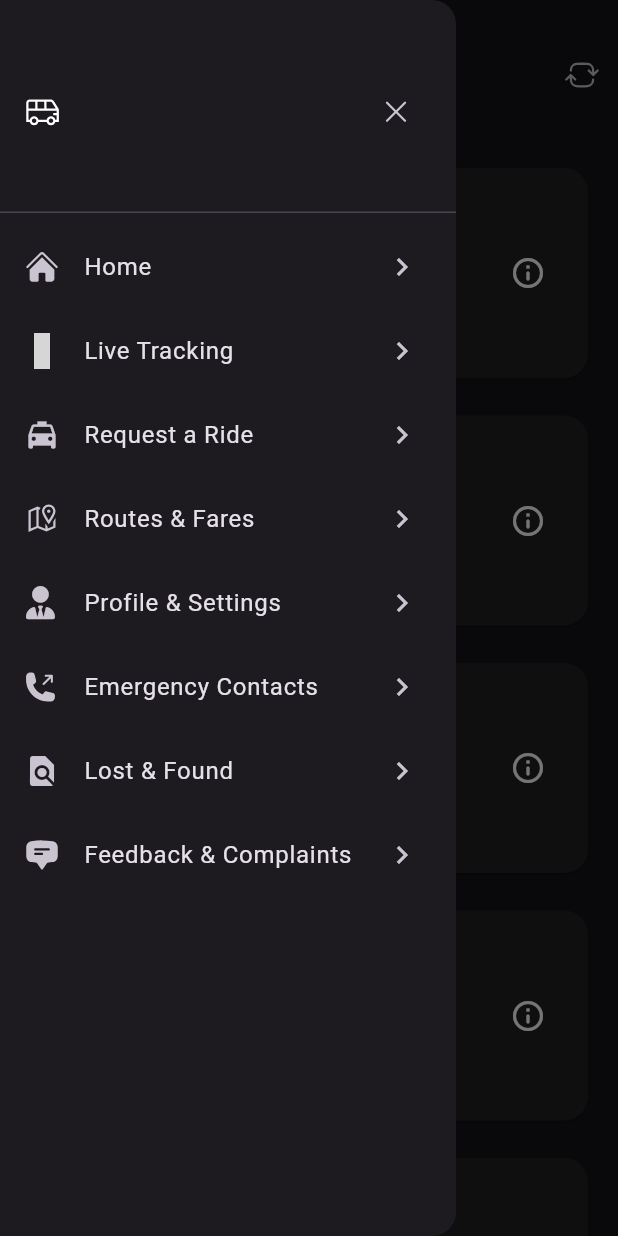
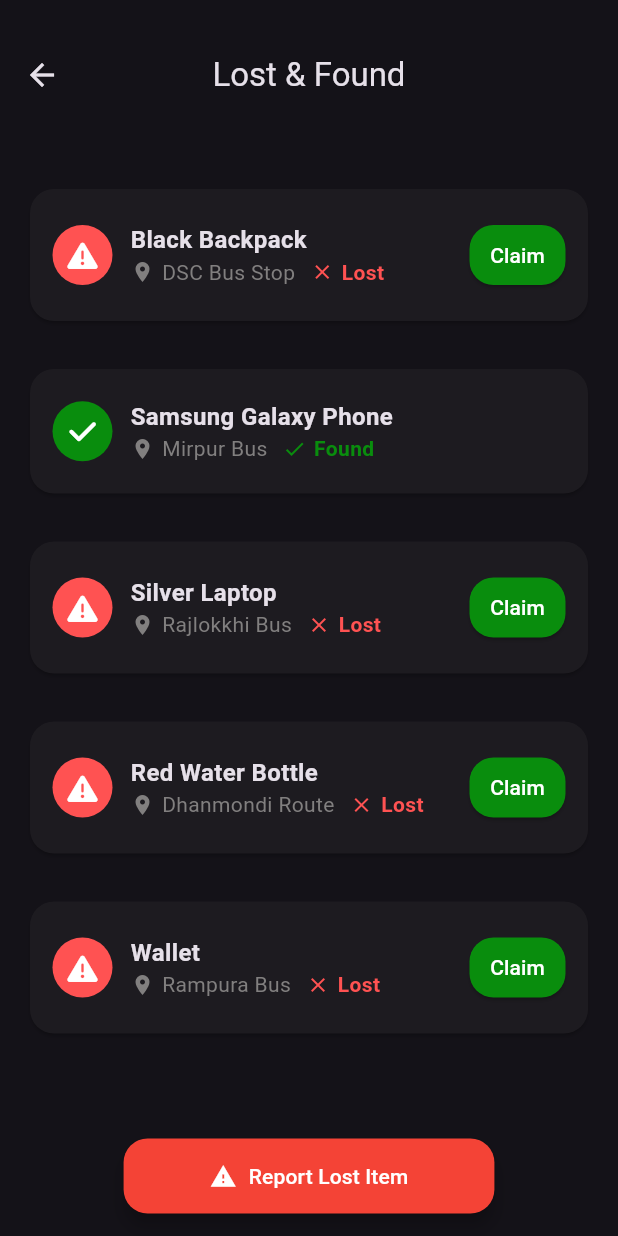
Before and after one commit to DIP-SARKER/routeradar, a Flutter app: the screen it shows after launch, in the side drawer, after a tap on "Lost & Found", on a phone screen of 412 x 824 dp. Run offline on Flutter 3.47's test engine with Material 3 defaults, Android fonts, the phone set to English and light mode, and no system bars; our stand-ins replace icons_plus; grey boxes are pictures that could not be loaded.

Commit message:
lost and found page added

```diff
--- /dev/null
+++ b/lib/lost_and_found.dart
@@ -0,0 +1,171 @@
+import 'package:flutter/material.dart';
+import 'package:icons_plus/icons_plus.dart';
+
+class LostAndFound extends StatefulWidget {
+  const LostAndFound({super.key});
+
+  @override
+  State<LostAndFound> createState() => _LostAndFoundState();
+}
+
+class _LostAndFoundState extends State<LostAndFound> {
+  final List<Map<String, String>> items = [
+    {"item": "Black Backpack", "status": "Lost", "location": "DSC Bus Stop"},
+    {
+      "item": "Samsung Galaxy Phone",
+      "status": "Found",
+      "location": "Mirpur Bus"
+    },
+    {"item": "Silver Laptop", "status": "Lost", "location": "Rajlokkhi Bus"},
+    {
+      "item": "Red Water Bottle",
+      "status": "Lost",
+      "location": "Dhanmondi Route"
+    },
+    {"item": "Wallet", "status": "Lost", "location": "Rampura Bus"},
+  ];
+
+  @override
+  Widget build(BuildContext context) {
+    return Scaffold(
+      appBar: AppBar(
+        title: const Text("Lost & Found"),
+        toolbarHeight: 100,
+        centerTitle: true,
+      ),
+      body: Column(
+        children: [
+          Expanded(
+            child: ListView.builder(
+              padding: const EdgeInsets.all(10),
+              itemCount: items.length,
+              itemBuilder: (context, index) {
+                return Card(
+                  margin:
+                      const EdgeInsets.symmetric(vertical: 16, horizontal: 10),
+                  shape: RoundedRectangleBorder(
+                    borderRadius: BorderRadius.circular(16),
+                  ),
+                  child: Padding(
+                    padding: const EdgeInsets.symmetric(
+                        vertical: 20, horizontal: 15),
+                    child: Row(
+                      children: [
+                        CircleAvatar(
+                          backgroundColor: items[index]["status"] == "Lost"
+                              ? Colors.redAccent
+                              : const Color.fromARGB(255, 9, 141, 13),
+                          radius: 20,
+                          child: Icon(
+                            items[index]["status"] == "Lost"
+                                ? FontAwesome.triangle_exclamation_solid
+                                : FontAwesome.check_solid,
+                            color: Colors.white,
+                            size: 20,
+                          ),
+                        ),
+                        SizedBox(width: 12),
+                        Expanded(
+                          child: Column(
+                            crossAxisAlignment: CrossAxisAlignment.start,
+                            children: [
+                              Text(
+                                items[index]["item"]!,
+                                style: const TextStyle(
+                                    fontWeight: FontWeight.bold, fontSize: 16),
+                              ),
+                              Row(
+                                children: [
+                                  const Icon(Icons.place,
+                                      size: 16,
+                                      color:
+                                          Color.fromARGB(255, 129, 127, 127)),
+                                  const SizedBox(width: 5),
+                                  Text(
+                                    items[index]["location"]!,
+                                    style: TextStyle(
+                                        color:
+                                            Color.fromARGB(255, 129, 127, 127)),
+                                  ),
+                                  const SizedBox(width: 10),
+                                  Icon(
+                                    items[index]["status"] == "Lost"
+                                        ? Icons.close
+                                        : Icons.check,
+                                    size: 16,
+                                    color: items[index]["status"] == "Lost"
+                                        ? Colors.redAccent
+                                        : const Color.fromARGB(255, 9, 141, 13),
+                                  ),
+                                  const SizedBox(width: 5),
+                                  Text(
+                                    items[index]["status"]!,
+                                    style: TextStyle(
+                                      color: items[index]["status"] == "Lost"
+                                          ? Colors.redAccent
+                                          : const Color.fromARGB(
+                                              255, 9, 141, 13),
+                                      fontWeight: FontWeight.bold,
+                                    ),
+                                  ),
+                                ],
+                              ),
+                            ],
+                          ),
+                        ),
+                        const SizedBox(width: 10),
+                        if (items[index]["status"] == "Lost")
+                          ElevatedButton(
+                            onPressed: () {
+                              ScaffoldMessenger.of(context).showSnackBar(
+                                SnackBar(
+                                  content: Text(
+                                      "Claim request sent for ${items[index]["item"]}"),
+                                  duration: const Duration(seconds: 5),
+                                ),
+                              );
+                            },
+                            style: ElevatedButton.styleFrom(
+                              backgroundColor:
+                                  const Color.fromARGB(255, 9, 141, 13),
+                              padding: const EdgeInsets.symmetric(
+                                  horizontal: 12, vertical: 8),
+                              shape: RoundedRectangleBorder(
+                                borderRadius: BorderRadius.circular(16),
+                              ),
+                            ),
+                            child: const Text("Claim",
+                                style: TextStyle(color: Colors.white)),
+                          ),
+                      ],
+                    ),
+                  ),
+                );
+              },
+            ),
+          ),
+          Padding(
+            padding: const EdgeInsets.all(15.0),
+            child: SizedBox(
+              width: 0.6 * MediaQuery.of(context).size.width,
+              child: ElevatedButton.icon(
+                onPressed: () {},
+                icon: const Icon(Icons.report_problem, color: Colors.white),
+                label: const Text("Report Lost Item",
+                    style: TextStyle(color: Colors.white)),
+                style: ElevatedButton.styleFrom(
+                  padding: const EdgeInsets.symmetric(vertical: 15),
+                  backgroundColor: Colors.red,
+                  shape: RoundedRectangleBorder(
+                    borderRadius: BorderRadius.circular(16),
+                  ),
+                  elevation: 5,
+                ),
+              ),
+            ),
+          ),
+        ],
+      ),
+    );
+  }
+}
--- a/lib/schedule.dart
+++ b/lib/schedule.dart
@@ -1,5 +1,6 @@
 import 'package:flutter/material.dart';
 import 'package:icons_plus/icons_plus.dart';
+import 'package:routeradar/lost_and_found.dart';
 import 'package:routeradar/routes_and_fare.dart';
 
 class Schedule extends StatefulWidget {
@@ -174,7 +175,12 @@ class _Schedule extends State<Schedule> {
               leading: Icon(Icons.find_in_page), // Lost & Found icon
               title: Text("Lost & Found"),
               trailing: Icon(Icons.chevron_right),
-              onTap: () {},
+              onTap: () {
+                Navigator.push(
+                  context,
+                  MaterialPageRoute(builder: (context) => LostAndFound()),
+                );
+              },
             ),
             ListTile(
               leading: Icon(
```
Also changed, not shown: 4 other files.
